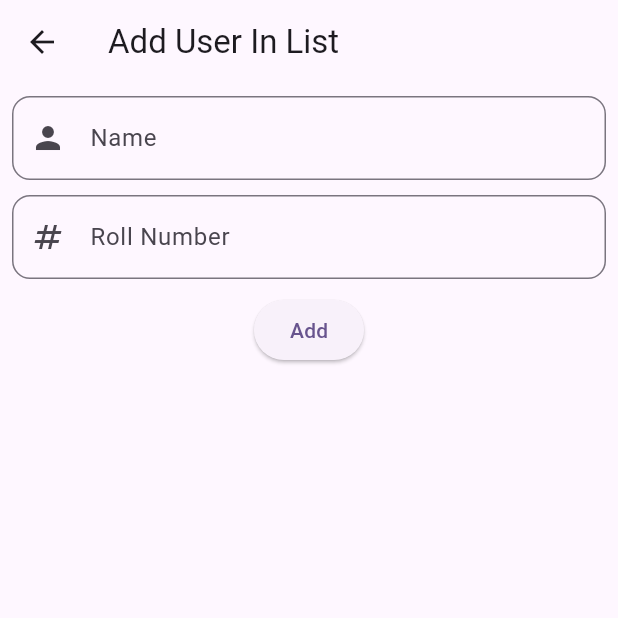
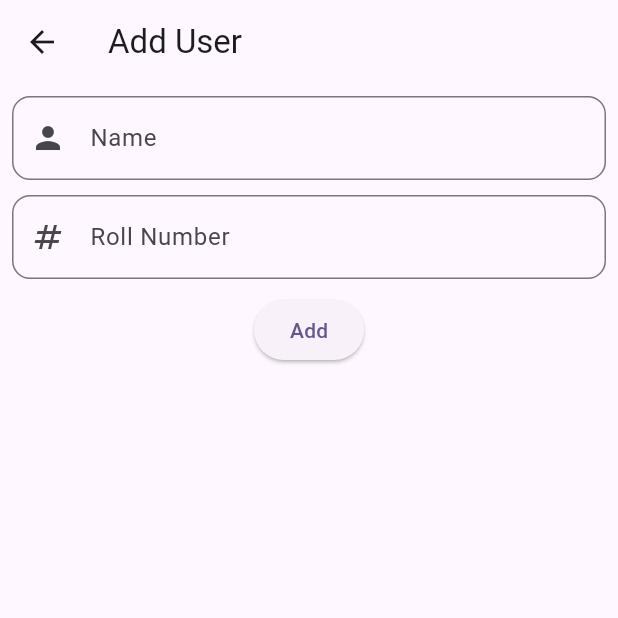
Before and after one commit to NeelHGohel/SEM-5, a Flutter app: the AddPage screen opened directly, on a phone screen of 412 x 824 dp, the top half of it. Run offline on Flutter 3.47's test engine with Material 3 defaults, Android fonts, the light colour scheme and no system bars.

Commit message:
07-06-2025

```diff
--- a/adv_flutter_labs/lib/lab_02/mvc_A1/add_page.dart
+++ b/adv_flutter_labs/lib/lab_02/mvc_A1/add_page.dart
@@ -1,20 +1,36 @@
+import 'package:adv_flutter_labs/lab_02/mvc_A1/const.dart';
 import 'package:adv_flutter_labs/lab_02/mvc_A1/view.dart';
 import 'package:flutter/material.dart';
 
-class AddPage extends StatelessWidget {
-  dynamic user;
-   AddPage({super.key, this.user}){
-    if(user!=null){
-      nameController.text = user['Name'];
-      rollController.text = user['roll'];
-    }
-   }
-  TextEditingController nameController = TextEditingController();
-  TextEditingController rollController = TextEditingController();
+class AddPage extends StatefulWidget {
+  final dynamic user;
+  const AddPage({super.key, this.user});
+
+  @override
+  State<AddPage> createState() => _AddPageState();
+}
+
+class _AddPageState extends State<AddPage> {
+  late TextEditingController nameController;
+  late TextEditingController rollController;
+
+  @override
+  void initState() {
+    super.initState();
+    nameController = TextEditingController(
+      text: widget.user != null ? widget.user[NAME] : '',
+    );
+    rollController = TextEditingController(
+      text: widget.user != null ? widget.user[ROLL] : '',
+    );
+  }
+
   @override
   Widget build(BuildContext context) {
+    final isEdit = widget.user != null;
+
     return Scaffold(
-      appBar: AppBar(title: Text("Add User In List")),
+      appBar: AppBar(title: Text(isEdit ? "Edit User" : "Add User")),
       body: Padding(
         padding: const EdgeInsets.all(8.0),
         child: Column(
@@ -30,13 +46,10 @@ class AddPage extends StatelessWidget {
                 ),
               ),
             ),
-
-
-
             SizedBox(height: 10),
-
             TextFormField(
               controller: rollController,
+              keyboardType: TextInputType.numberWithOptions(),
               decoration: InputDecoration(
                 labelText: 'Roll Number',
                 hintText: 'Enter your Roll Number',
@@ -46,21 +59,25 @@ class AddPage extends StatelessWidget {
                 ),
               ),
             ),
-
-
-
             SizedBox(height: 10),
-
             ElevatedButton(
               onPressed: () {
-                Map<String, dynamic> user = {};
-                user['Name'] = nameController.text.toString();
-                user['roll'] = rollController.text.toString();
-                DisplayUser.controller.addUserList(user);
+                if (widget.user != null) {
+                  int index = DisplayUser.controller.getUserList().indexOf(widget.user);
+                  widget.user[NAME] = nameController.text.toString();
+                  widget.user[ROLL] = rollController.text.toString();
+                  widget.user[IS_FAV] = widget.user[IS_FAV] ?? false;
+                  DisplayUser.controller.editUserList(index, widget.user);
+                } else {
+                  Map<dynamic, dynamic> newuser = {};
+                  newuser[NAME] = nameController.text.toString();
+                  newuser[ROLL] = rollController.text.toString();
+                  newuser[IS_FAV] = false;
+                  DisplayUser.controller.addUserList(newuser);
+                }
                 Navigator.pop(context);
               },
-
-              child: Text("Add"),
+              child: Text(isEdit ? "Update" : "Add"),
             ),
           ],
         ),
--- /dev/null
+++ b/adv_flutter_labs/lib/lab_02/mvc_A1/const.dart
@@ -0,0 +1,3 @@
+const String NAME = 'Name';
+const String ROLL = 'roll';
+bool IS_FAV = false;
--- a/adv_flutter_labs/lib/lab_02/mvc_A1/controller.dart
+++ b/adv_flutter_labs/lib/lab_02/mvc_A1/controller.dart
@@ -11,5 +11,5 @@ class Controller {
 
   List<dynamic> getUserList() => model.getUserInList();
 
-  void toggleFav(user,index) => model.toggleFav(user,index);
+  void toggleFav(user, index) => model.toggleFav(user, index);
 }
```
Also changed, not shown: adv_flutter_labs/lib/lab_02/mvc_A1/model.dart (+6 -5 lines), adv_flutter_labs/lib/lab_02/mvc_A1/view.dart (+16 -10 lines).
